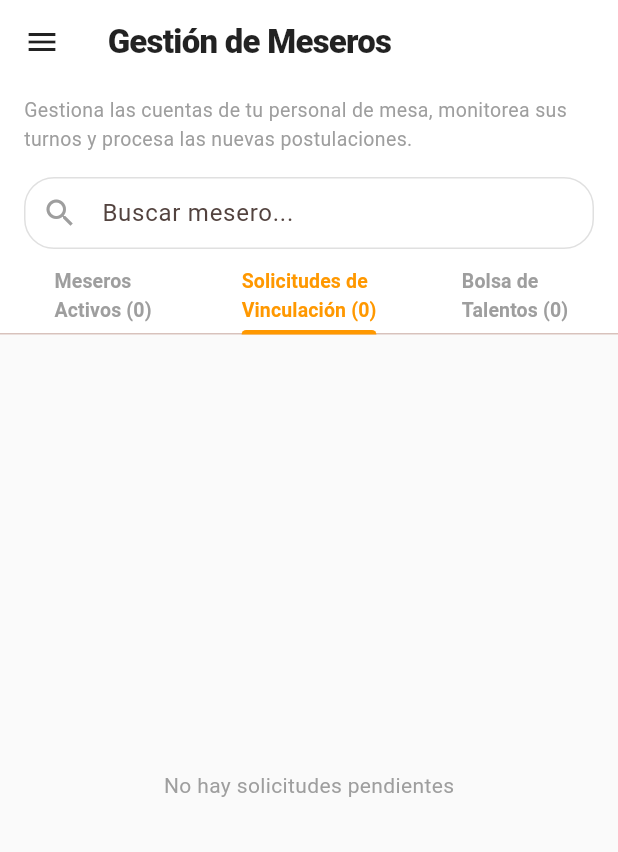
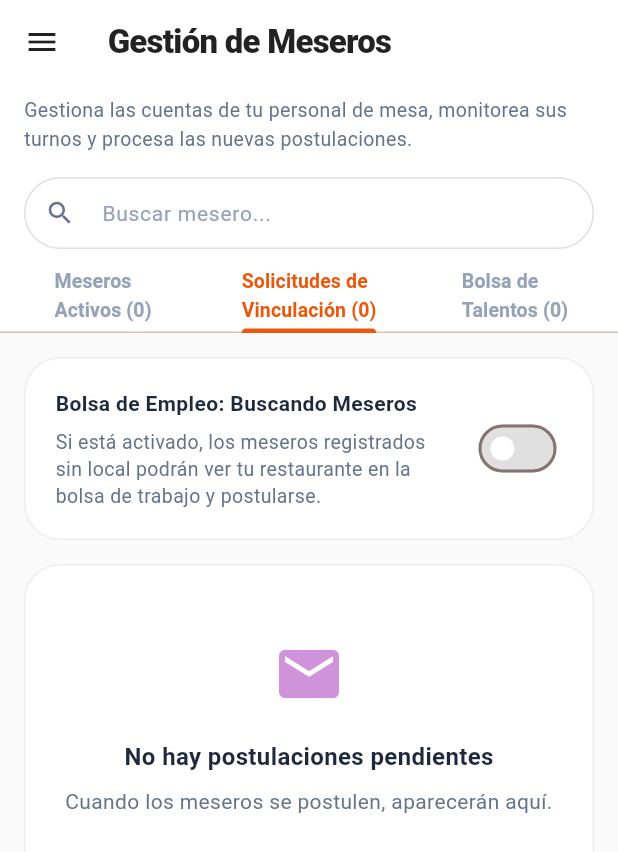
Before and after one commit to kaledmolina/BocadoApp, a Flutter app: the WaitersScreen screen opened directly, tab 2 chosen, on a phone screen of 412 x 824 dp. Shown: the top 852 px of the screen. Run offline on Flutter 3.47's test engine with Material 3 defaults, Android fonts, the phone set to English and light mode, and no system bars; our stand-ins replace dio, image_picker, shared_preferences; accounts and stored records are empty; network calls fail.

Commit message:
feat: create WaitersScreen to manage staff, view applications, and process contract terminations with ratings

```diff
--- a/lib/screens/waiters_screen.dart
+++ b/lib/screens/waiters_screen.dart
@@ -147,11 +147,13 @@ class _WaitersScreenState extends State<WaitersScreen> {
                           padding: EdgeInsets.symmetric(horizontal: 16.0, vertical: 8.0),
                           child: Text(
                             'Gestiona las cuentas de tu personal de mesa, monitorea sus turnos y procesa las nuevas postulaciones.',
-                            style: TextStyle(color: Colors.grey, fontSize: 13),
+                            style: TextStyle(color: Color(0xFF64748B), fontSize: 13),
                           ),
                         ),
                         Padding(
                           padding: const EdgeInsets.symmetric(horizontal: 16.0, vertical: 8.0),
+                          child: SizedBox(
+                            height: 48,
                             child: TextField(
                               onChanged: (val) {
                                 setState(() {
@@ -160,19 +162,21 @@ class _WaitersScreenState extends State<WaitersScreen> {
                               },
                               decoration: InputDecoration(
                                 hintText: 'Buscar mesero...',
-                              prefixIcon: const Icon(Icons.search, color: Colors.grey),
+                                hintStyle: const TextStyle(color: Color(0xFF94A3B8), fontSize: 14),
+                                prefixIcon: const Icon(Icons.search, color: Color(0xFF64748B), size: 20),
                                 contentPadding: const EdgeInsets.symmetric(vertical: 0),
                                 border: OutlineInputBorder(
-                                borderRadius: BorderRadius.circular(20),
+                                  borderRadius: BorderRadius.circular(24),
                                   borderSide: BorderSide(color: Colors.grey.shade300),
                                 ),
                                 enabledBorder: OutlineInputBorder(
-                                borderRadius: BorderRadius.circular(20),
+                                  borderRadius: BorderRadius.circular(24),
                                   borderSide: BorderSide(color: Colors.grey.shade300),
                                 ),
                                 focusedBorder: OutlineInputBorder(
-                                borderRadius: BorderRadius.circular(20),
-                                borderSide: const BorderSide(color: Colors.orange),
+                                  borderRadius: BorderRadius.circular(24),
+                                  borderSide: const BorderSide(color: Color(0xFFF97316)),
+                                ),
                               ),
                             ),
                           ),
@@ -182,11 +186,12 @@ class _WaitersScreenState extends State<WaitersScreen> {
 
                         // TabBar
                         TabBar(
-                          labelColor: Colors.orange,
-                          unselectedLabelColor: Colors.grey,
-                          indicatorColor: Colors.orange,
+                          labelColor: const Color(0xFFEA580C),
+                          unselectedLabelColor: const Color(0xFF94A3B8),
+                          indicatorColor: const Color(0xFFEA580C),
                           labelStyle: const TextStyle(fontWeight: FontWeight.bold, fontSize: 13),
-                          indicatorWeight: 3,
+                          unselectedLabelStyle: const TextStyle(fontWeight: FontWeight.w600, fontSize: 13),
+                          indicatorWeight: 2,
                           tabs: [
                             Tab(text: 'Meseros\nActivos (${provider.waiters.length})'),
                             Tab(text: 'Solicitudes de\nVinculación (${provider.applications.length})'),
@@ -214,45 +219,48 @@ class _WaitersScreenState extends State<WaitersScreen> {
 
   Widget _buildInviteLinkCard(String link) {
     return Container(
-      margin: const EdgeInsets.symmetric(horizontal: 16, vertical: 8),
+      margin: const EdgeInsets.symmetric(horizontal: 16, vertical: 12),
       padding: const EdgeInsets.all(16),
       decoration: BoxDecoration(
-        color: Colors.orange.shade50,
-        borderRadius: BorderRadius.circular(16),
+        color: const Color(0xFFFFF7F2),
+        borderRadius: BorderRadius.circular(20),
+        border: Border.all(color: const Color(0xFFFCE1D1)),
       ),
       child: Column(
         crossAxisAlignment: CrossAxisAlignment.start,
         children: [
-          const Text('Enlace de Invitación de Meseros', style: TextStyle(fontWeight: FontWeight.bold, color: Colors.black87, fontSize: 14)),
-          const SizedBox(height: 4),
-          const Text('Comparte este enlace para que tu personal llene sus propios datos y active su cuenta de mesero.', style: TextStyle(fontSize: 12, color: Colors.grey)),
-          const SizedBox(height: 12),
+          const Text('Enlace de Invitación de Meseros', style: TextStyle(fontWeight: FontWeight.bold, color: Color(0xFF1E293B), fontSize: 14)),
+          const SizedBox(height: 6),
+          const Text('Comparte este enlace para que tu personal llene sus propios datos y active su cuenta de mesero.', style: TextStyle(fontSize: 13, color: Color(0xFF64748B), height: 1.4)),
+          const SizedBox(height: 16),
           Row(
             children: [
               Expanded(
                 child: Container(
-                  padding: const EdgeInsets.symmetric(horizontal: 12, vertical: 12),
+                  padding: const EdgeInsets.symmetric(horizontal: 16, vertical: 14),
                   decoration: BoxDecoration(
                     color: Colors.white,
-                    borderRadius: BorderRadius.circular(12),
+                    borderRadius: BorderRadius.circular(16),
                     border: Border.all(color: Colors.grey.shade200),
                   ),
-                  child: Text(link, style: const TextStyle(fontSize: 12, color: Colors.black87), overflow: TextOverflow.ellipsis),
+                  child: Text(link, style: const TextStyle(fontSize: 13, color: Color(0xFF334155)), overflow: TextOverflow.ellipsis),
                 ),
               ),
-              const SizedBox(width: 8),
-              Container(
-                decoration: BoxDecoration(
-                  color: Colors.white,
-                  borderRadius: BorderRadius.circular(12),
-                  border: Border.all(color: Colors.grey.shade200),
-                ),
-                child: IconButton(
-                  icon: const Icon(Icons.copy, size: 20, color: Colors.grey),
-                  onPressed: () {
+              const SizedBox(width: 12),
+              InkWell(
+                onTap: () {
                   Clipboard.setData(ClipboardData(text: link));
                   ScaffoldMessenger.of(context).showSnackBar(const SnackBar(content: Text('Enlace copiado al portapapeles')));
                 },
+                borderRadius: BorderRadius.circular(16),
+                child: Container(
+                  padding: const EdgeInsets.all(14),
+                  decoration: BoxDecoration(
+                    color: Colors.white,
+                    borderRadius: BorderRadius.circular(16),
+                    border: Border.all(color: Colors.grey.shade200),
+                  ),
+                  child: const Icon(Icons.copy, size: 20, color: Color(0xFF64748B)),
                 ),
               )
             ],
@@ -319,15 +327,65 @@ class _WaitersScreenState extends State<WaitersScreen> {
   Widget _buildApplicationsList(WaitersProvider provider) {
     final list = provider.applications.where((a) => a.user.name.toLowerCase().contains(_searchQuery) || a.user.email.toLowerCase().contains(_searchQuery)).toList();
 
-    if (list.isEmpty) {
-      return const Center(child: Text('No hay solicitudes pendientes', style: TextStyle(color: Colors.grey)));
-    }
-    return ListView.builder(
+    return ListView(
       padding: const EdgeInsets.all(16),
-      itemCount: list.length,
-      itemBuilder: (ctx, i) {
-        final app = list[i];
-        return Card(
+      children: [
+        // Bolsa de Empleo card
+        Container(
+          margin: const EdgeInsets.only(bottom: 16),
+          padding: const EdgeInsets.all(20),
+          decoration: BoxDecoration(
+            color: Colors.white,
+            borderRadius: BorderRadius.circular(24),
+            border: Border.all(color: Colors.grey.shade200),
+          ),
+          child: Row(
+            children: [
+              Expanded(
+                child: Column(
+                  crossAxisAlignment: CrossAxisAlignment.start,
+                  children: [
+                    const Text('Bolsa de Empleo: Buscando Meseros', style: TextStyle(fontWeight: FontWeight.bold, color: Color(0xFF1E293B), fontSize: 14)),
+                    const SizedBox(height: 6),
+                    const Text('Si está activado, los meseros registrados sin local podrán ver tu restaurante en la bolsa de trabajo y postularse.', style: TextStyle(fontSize: 13, color: Color(0xFF64748B), height: 1.4)),
+                  ],
+                ),
+              ),
+              const SizedBox(width: 16),
+              Switch(
+                value: false, // You would bind this to a provider variable to actually toggle
+                onChanged: (val) {
+                  // Implement toggle logic here
+                },
+                activeColor: Colors.white,
+                activeTrackColor: Colors.blue.shade400,
+                inactiveThumbColor: Colors.white,
+                inactiveTrackColor: Colors.grey.shade300,
+              )
+            ],
+          ),
+        ),
+
+        if (list.isEmpty)
+          Container(
+            padding: const EdgeInsets.symmetric(vertical: 48, horizontal: 24),
+            decoration: BoxDecoration(
+              color: Colors.white,
+              borderRadius: BorderRadius.circular(24),
+              border: Border.all(color: Colors.grey.shade200),
+            ),
+            child: Column(
+              children: [
+                Icon(Icons.mail, size: 48, color: Colors.purple.shade200),
+                const SizedBox(height: 20),
+                const Text('No hay postulaciones pendientes', style: TextStyle(fontWeight: FontWeight.bold, fontSize: 16, color: Color(0xFF1E293B))),
+                const SizedBox(height: 8),
+                const Text('Cuando los meseros se postulen, aparecerán aquí.', style: TextStyle(fontSize: 14, color: Color(0xFF64748B)), textAlign: TextAlign.center),
+              ],
+            ),
+          )
+        else
+          ...list.map((app) => Card(
             elevation: 0,
             margin: const EdgeInsets.only(bottom: 12),
             shape: RoundedRectangleBorder(borderRadius: BorderRadius.circular(16), side: BorderSide(color: Colors.grey.shade200)),
@@ -377,8 +435,8 @@ class _WaitersScreenState extends State<WaitersScreen> {
                 ],
               ),
             ),
-        );
-      },
+          )),
+      ],
     );
   }
 
```
Lines whose indentation alone changed are shown as unchanged.
